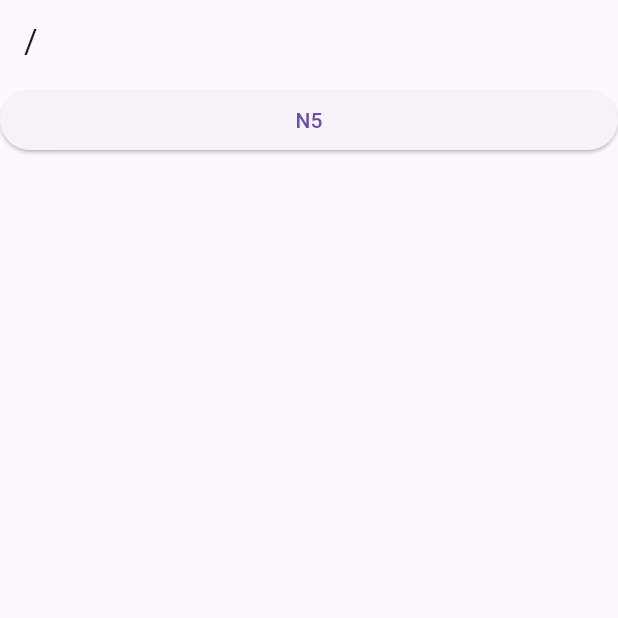
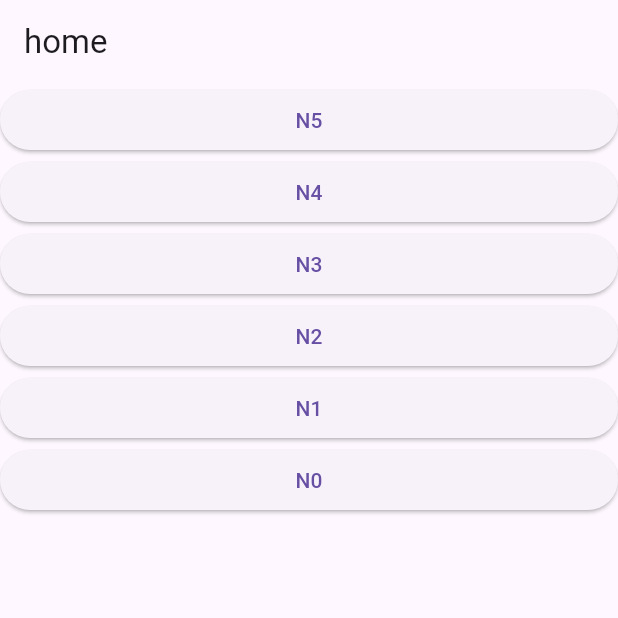
Before and after one commit to zbqlr456/sjw, a Flutter app: the screen it shows after launch, on a phone screen of 412 x 824 dp, the top half of it. Run offline on Flutter 3.47's test engine with Material 3 defaults, Android fonts, the phone set to English and light mode, and no system bars; our stand-ins replace flutter_riverpod, go_router.

Commit message:
화면들 추가, 모델 추가

```diff
--- a/lib/layout/default_layout.dart
+++ b/lib/layout/default_layout.dart
@@ -9,7 +9,7 @@ class DefaultLayout extends StatelessWidget {
   Widget build(BuildContext context) {
     return Scaffold(
       appBar: AppBar(
-        title: Text(GoRouterState.of(context).matchedLocation),
+        title: Text(GoRouterState.of(context).name!),
       ),
       body: body,
     );
--- a/lib/route/router.dart
+++ b/lib/route/router.dart
@@ -1,6 +1,11 @@
 import 'package:go_router/go_router.dart';
 import 'package:study_japanese_words/view/home_screen.dart';
+import 'package:study_japanese_words/view/jlpt_n1_screen.dart';
+import 'package:study_japanese_words/view/jlpt_n2_screen.dart';
+import 'package:study_japanese_words/view/jlpt_n3_screen.dart';
+import 'package:study_japanese_words/view/jlpt_n4_screen.dart';
 import 'package:study_japanese_words/view/jlpt_n5_screen.dart';
+import 'package:study_japanese_words/view/memorized_words_screen.dart';
 
 final router = GoRouter(
   routes: [
@@ -18,6 +23,41 @@ final router = GoRouter(
             return JLPTN5Screen();
           }
         ),
+        GoRoute(
+            path: 'jlpt_n4',
+            name: 'n4',
+            builder: (context, state){
+              return JLPTN4Screen();
+            }
+        ),
+        GoRoute(
+            path: 'jlpt_n3',
+            name: 'n3',
+            builder: (context, state){
+              return JLPTN3Screen();
+            }
+        ),
+        GoRoute(
+            path: 'jlpt_n2',
+            name: 'n2',
+            builder: (context, state){
+              return JLPTN2Screen();
+            }
+        ),
+        GoRoute(
+            path: 'jlpt_n1',
+            name: 'n1',
+            builder: (context, state){
+              return JLPTN1Screen();
+            }
+        ),
+        GoRoute(
+            path: 'memorized_words',
+            name: 'n0',
+            builder: (context, state){
+              return MemorizedWordsScreen();
+            }
+        ),
       ],
     ),
   ],
--- a/lib/view/home_screen.dart
+++ b/lib/view/home_screen.dart
@@ -7,16 +7,16 @@ class HomeScreen extends StatelessWidget {
 
   @override
   Widget build(BuildContext context) {
+    List<int> jlptNum = [5,4,3,2,1,0];
+
     return DefaultLayout(
       body: ListView(
-        children: [
-          ElevatedButton(
-            onPressed: () {
-              context.goNamed('n5');
-            },
-            child: Text('N5'),
-          ),
-        ],
+        children: jlptNum.map((e) => ElevatedButton(
+          onPressed: () {
+            context.goNamed('n$e');
+          },
+          child: Text('N$e'),
+        ),).toList(),
       ),
     );
   }
```
Also changed, not shown: lib/model/word_model.dart (added, +28 -0 lines), lib/view/jlpt_n1_screen.dart (added, +15 -0 lines), lib/view/jlpt_n2_screen.dart (added, +15 -0 lines), lib/view/jlpt_n3_screen.dart (added, +15 -0 lines), lib/view/jlpt_n4_screen.dart (added, +15 -0 lines), lib/view/memorized_words_screen.dart (added, +15 -0 lines).
